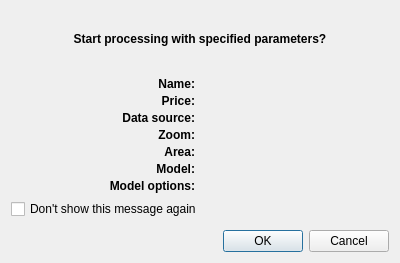
Geoalert/mapflow-qgis, file mapflow/dialogs/static/ui/processing_start_confirmation.ui: the form before one commit.
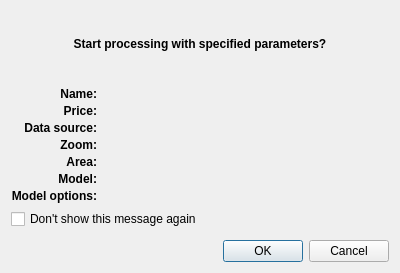
The form after the commit.

Commit message: fix processing confirmation too long strings

Diff of the .ui file:
```diff
--- a/mapflow/dialogs/static/ui/processing_start_confirmation.ui
+++ b/mapflow/dialogs/static/ui/processing_start_confirmation.ui
@@ -7,7 +7,7 @@
     <x>0</x>
     <y>0</y>
     <width>400</width>
-    <height>263</height>
+    <height>273</height>
    </rect>
   </property>
   <property name="windowTitle">
@@ -18,7 +18,6 @@
     <widget class="QLabel" name="label">
      <property name="font">
       <font>
-       <weight>75</weight>
        <bold>true</bold>
       </font>
      </property>
@@ -58,7 +57,6 @@
       <widget class="QLabel" name="label_4">
        <property name="font">
         <font>
-         <weight>75</weight>
          <bold>true</bold>
         </font>
        </property>
@@ -74,7 +72,6 @@
       <widget class="QLabel" name="label_6">
        <property name="font">
         <font>
-         <weight>75</weight>
          <bold>true</bold>
         </font>
        </property>
@@ -90,7 +87,6 @@
       <widget class="QLabel" name="label_3">
        <property name="font">
         <font>
-         <weight>75</weight>
          <bold>true</bold>
         </font>
        </property>
@@ -106,7 +102,6 @@
       <widget class="QLabel" name="label_1">
        <property name="font">
         <font>
-         <weight>75</weight>
          <bold>true</bold>
         </font>
        </property>
@@ -122,7 +117,6 @@
       <widget class="QLabel" name="label_2">
        <property name="font">
         <font>
-         <weight>75</weight>
          <bold>true</bold>
         </font>
        </property>
@@ -136,9 +130,26 @@
      </item>
      <item row="2" column="1">
       <widget class="QLabel" name="dataSourceLabel">
+       <property name="sizePolicy">
+        <sizepolicy hsizetype="Expanding" vsizetype="Preferred">
+         <horstretch>1</horstretch>
+         <verstretch>0</verstretch>
+        </sizepolicy>
+       </property>
+       <property name="minimumSize">
+        <size>
+         <width>80</width>
+         <height>0</height>
+        </size>
+       </property>
+       <property name="maximumSize">
+        <size>
+         <width>300</width>
+         <height>16777215</height>
+        </size>
+       </property>
        <property name="font">
         <font>
-         <weight>50</weight>
          <bold>false</bold>
         </font>
        </property>
@@ -151,7 +162,6 @@
       <widget class="QLabel" name="label_5">
        <property name="font">
         <font>
-         <weight>75</weight>
          <bold>true</bold>
         </font>
        </property>
@@ -165,9 +175,26 @@
      </item>
      <item row="5" column="1">
       <widget class="QLabel" name="modelLabel">
+       <property name="sizePolicy">
+        <sizepolicy hsizetype="Expanding" vsizetype="Preferred">
+         <horstretch>1</horstretch>
+         <verstretch>0</verstretch>
+        </sizepolicy>
+       </property>
+       <property name="minimumSize">
+        <size>
+         <width>80</width>
+         <height>0</height>
+        </size>
+       </property>
+       <property name="maximumSize">
+        <size>
+         <width>300</width>
+         <height>16777215</height>
+        </size>
+       </property>
        <property name="font">
         <font>
-         <weight>50</weight>
          <bold>false</bold>
         </font>
        </property>
@@ -178,9 +205,26 @@
      </item>
      <item row="0" column="1">
       <widget class="QLabel" name="nameLabel">
+       <property name="sizePolicy">
+        <sizepolicy hsizetype="Expanding" vsizetype="Fixed">
+         <horstretch>1</horstretch>
+         <verstretch>0</verstretch>
+        </sizepolicy>
+       </property>
+       <property name="minimumSize">
+        <size>
+         <width>80</width>
+         <height>0</height>
+        </size>
+       </property>
+       <property name="maximumSize">
+        <size>
+         <width>300</width>
+         <height>16777215</height>
+        </size>
+       </property>
        <property name="font">
         <font>
-         <weight>50</weight>
          <bold>false</bold>
         </font>
        </property>
@@ -191,9 +235,26 @@
      </item>
      <item row="6" column="1">
       <widget class="QLabel" name="modelOptionsLabel">
+       <property name="sizePolicy">
+        <sizepolicy hsizetype="Expanding" vsizetype="Preferred">
+         <horstretch>1</horstretch>
+         <verstretch>0</verstretch>
+        </sizepolicy>
+       </property>
+       <property name="minimumSize">
+        <size>
+         <width>80</width>
+         <height>0</height>
+        </size>
+       </property>
+       <property name="maximumSize">
+        <size>
+         <width>300</width>
+         <height>16777215</height>
+        </size>
+       </property>
        <property name="font">
         <font>
-         <weight>50</weight>
          <bold>false</bold>
         </font>
        </property>
@@ -204,9 +265,26 @@
      </item>
      <item row="3" column="1">
       <widget class="QLabel" name="zoomLabel">
+       <property name="sizePolicy">
+        <sizepolicy hsizetype="Expanding" vsizetype="Preferred">
+         <horstretch>1</horstretch>
+         <verstretch>0</verstretch>
+        </sizepolicy>
+       </property>
+       <property name="minimumSize">
+        <size>
+         <width>80</width>
+         <height>0</height>
+        </size>
+       </property>
+       <property name="maximumSize">
+        <size>
+         <width>300</width>
+         <height>16777215</height>
+        </size>
+       </property>
        <property name="font">
         <font>
-         <weight>50</weight>
          <bold>false</bold>
         </font>
        </property>
@@ -217,9 +295,26 @@
      </item>
      <item row="4" column="1">
       <widget class="QLabel" name="areaLabel">
+       <property name="sizePolicy">
+        <sizepolicy hsizetype="Expanding" vsizetype="Preferred">
+         <horstretch>1</horstretch>
+         <verstretch>0</verstretch>
+        </sizepolicy>
+       </property>
+       <property name="minimumSize">
+        <size>
+         <width>80</width>
+         <height>0</height>
+        </size>
+       </property>
+       <property name="maximumSize">
+        <size>
+         <width>300</width>
+         <height>16777215</height>
+        </size>
+       </property>
        <property name="font">
         <font>
-         <weight>50</weight>
          <bold>false</bold>
         </font>
        </property>
@@ -232,7 +327,6 @@
       <widget class="QLabel" name="priceHeader">
        <property name="font">
         <font>
-         <weight>75</weight>
          <bold>true</bold>
         </font>
        </property>
@@ -246,9 +340,26 @@
      </item>
      <item row="1" column="1">
       <widget class="QLabel" name="priceLabel">
+       <property name="sizePolicy">
+        <sizepolicy hsizetype="Expanding" vsizetype="Preferred">
+         <horstretch>1</horstretch>
+         <verstretch>0</verstretch>
+        </sizepolicy>
+       </property>
+       <property name="minimumSize">
+        <size>
+         <width>80</width>
+         <height>0</height>
+        </size>
+       </property>
+       <property name="maximumSize">
+        <size>
+         <width>300</width>
+         <height>16777215</height>
+        </size>
+       </property>
        <property name="font">
         <font>
-         <weight>50</weight>
          <bold>false</bold>
         </font>
        </property>
```
